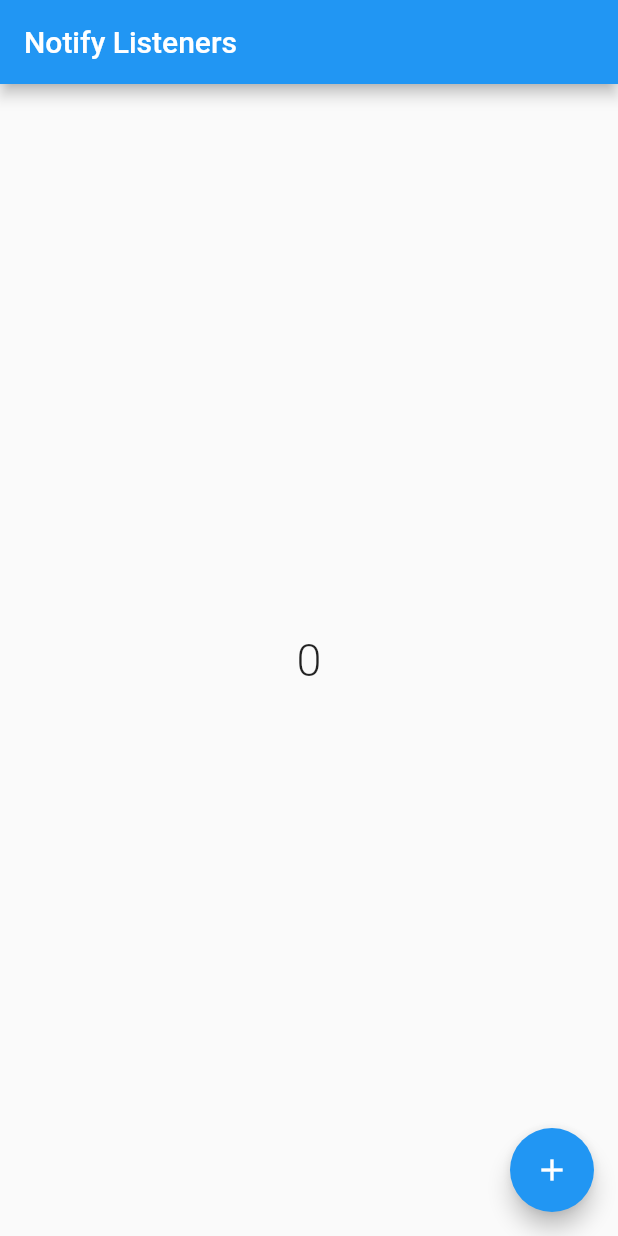
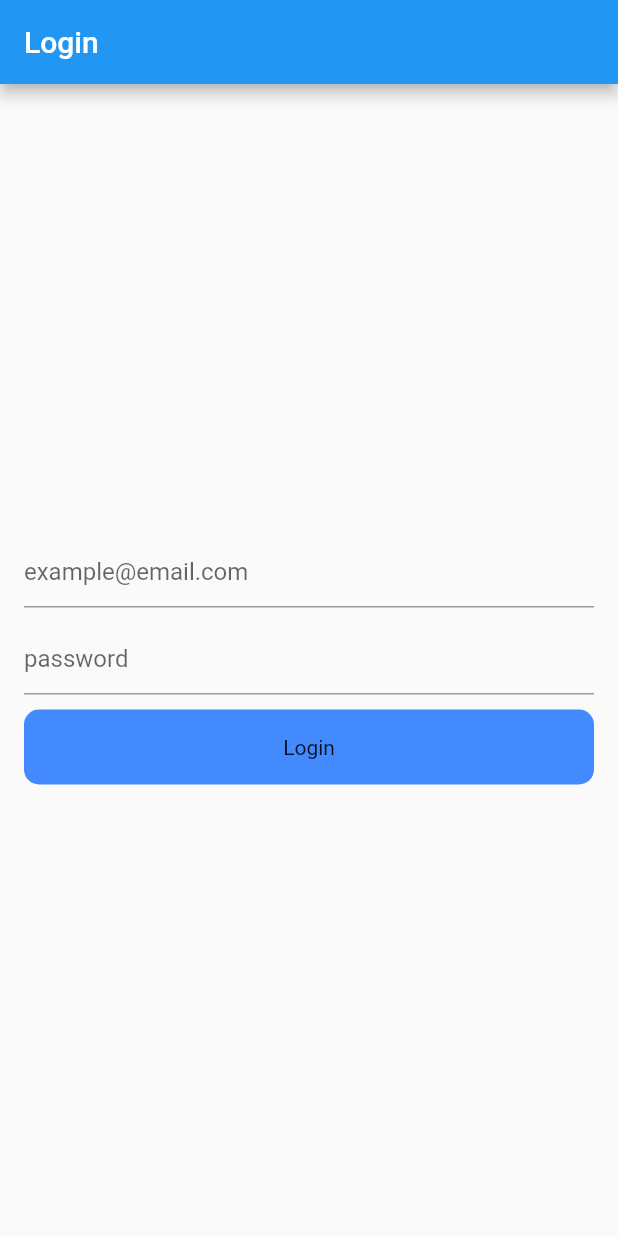
Before and after one commit to Shahanaj2000/Provider, a Flutter app: the screen it shows after launch, on a phone screen of 412 x 824 dp. Run offline on Flutter 3.47's test engine with Material 2 defaults, Android fonts, the light colour scheme and no system bars.

Commit message:
Login with REST API | Provider |

```diff
--- a/provider_titorials/lib/main.dart
+++ b/provider_titorials/lib/main.dart
@@ -3,6 +3,7 @@ import 'package:provider/provider.dart';
 import 'package:provider_titorials/provider/count_provider.dart';
 import 'package:provider_titorials/provider/example_one.dart';
 import 'package:provider_titorials/provider/favouriteProvider.dart';
+import 'package:provider_titorials/provider/login_authprovider.dart';
 import 'package:provider_titorials/provider/theme_provider.dart';
 import 'package:provider_titorials/screens/count_example.dart';
 import 'package:provider_titorials/screens/example_1.dart';
@@ -10,6 +11,7 @@ import 'package:provider_titorials/screens/example_1.dart';
 import 'package:provider_titorials/why_provider.dart';
 
 import 'screens/Favourite/favourite.dart';
+import 'screens/login_page.dart';
 import 'screens/theme_mode.dart';
 import 'screens/value_notifier.dart';
 
@@ -29,6 +31,7 @@ class MyApp extends StatelessWidget {
           ChangeNotifierProvider(create: (_) => ExampleOneProvider()),
           ChangeNotifierProvider(create: (_) => FavouriteItemProvider()),
           ChangeNotifierProvider(create: (_) => ThemeChanger()),
+          ChangeNotifierProvider(create: (_) => AuthProvider()),
         ],
 
       child: Builder(builder: (BuildContext context) {
@@ -43,7 +46,7 @@ class MyApp extends StatelessWidget {
         darkTheme: ThemeData(
           brightness: Brightness.dark,
         ),
-        home:  NotifyListnerScreen(),
+        home:  const LoginPage(),
       );
       }),
     );
--- /dev/null
+++ b/provider_titorials/lib/provider/login_authprovider.dart
@@ -0,0 +1,44 @@
+import 'package:flutter/foundation.dart';
+import 'package:http/http.dart';
+
+class AuthProvider with ChangeNotifier {
+
+  bool _loading = false;
+  bool get loading => _loading;
+
+  setLoading(bool value) {
+    _loading = value;
+    notifyListeners();
+  }
+
+
+  void login(String email, String password) async {
+
+    setLoading(true);
+
+    try {
+      Response response = await post(Uri.parse('https://reqres.in/api/login'),
+      body: {
+        'email' : email,
+        'password' : password,
+      }
+      );
+
+      if(response.statusCode == 200) {
+        print('Successfull');
+
+        setLoading(false);
+      } else {
+        setLoading(false);
+        print('Failed');
+
+      }
+
+
+    } catch(e) {
+      setLoading(false);
+      print(e.toString());
+
+    }
+  }
+}
--- /dev/null
+++ b/provider_titorials/lib/screens/login_page.dart
@@ -0,0 +1,67 @@
+import 'package:flutter/material.dart';
+import 'package:provider/provider.dart';
+import 'package:provider_titorials/provider/login_authprovider.dart';
+
+class LoginPage extends StatefulWidget {
+  const LoginPage({super.key});
+
+  @override
+  State<LoginPage> createState() => _LoginPageState();
+}
+
+class _LoginPageState extends State<LoginPage> {
+  TextEditingController emailController = TextEditingController();
+  TextEditingController passwordCotroller = TextEditingController();
+  @override
+  Widget build(BuildContext context) {
+    final authProvider = Provider.of<AuthProvider>(context);
+    return Scaffold(
+      appBar: AppBar(
+        title: const Text('Login'),
+      ),
+      body: Padding(
+        padding: const EdgeInsets.all(16.0),
+        child: Column(
+          mainAxisAlignment: MainAxisAlignment.center,
+          crossAxisAlignment: CrossAxisAlignment.center,
+          children: [
+            TextFormField(
+              controller: emailController,
+              decoration: const InputDecoration(
+                hintText: 'example@email.com',
+              ),
+            ),
+            const SizedBox(
+              height: 10,
+            ),
+            TextFormField(
+              obscureText: true,
+              controller: passwordCotroller,
+              decoration: const InputDecoration(
+                hintText: 'password',
+              ),
+            ),
+            const SizedBox(
+              height: 10,
+            ),
+            InkWell(
+              onTap: () {
+                authProvider.login(emailController.text.toString(),
+                    passwordCotroller.text.toString());
+              },
+              child: Container(
+                height: 50,
+                decoration: BoxDecoration(
+                    borderRadius: BorderRadius.circular(10),
+                    color: Colors.blueAccent),
+                child:  Center(
+                  child: authProvider.loading ? const CircularProgressIndicator(color: Colors.white,) : const Text('Login'),
+                ),
+              ),
+            )
+          ],
+        ),
+      ),
+    );
+  }
+}
```
Also changed, not shown: provider_titorials/pubspec.yaml (+1 -6 lines), provider_titorials/pubspec.lock.
